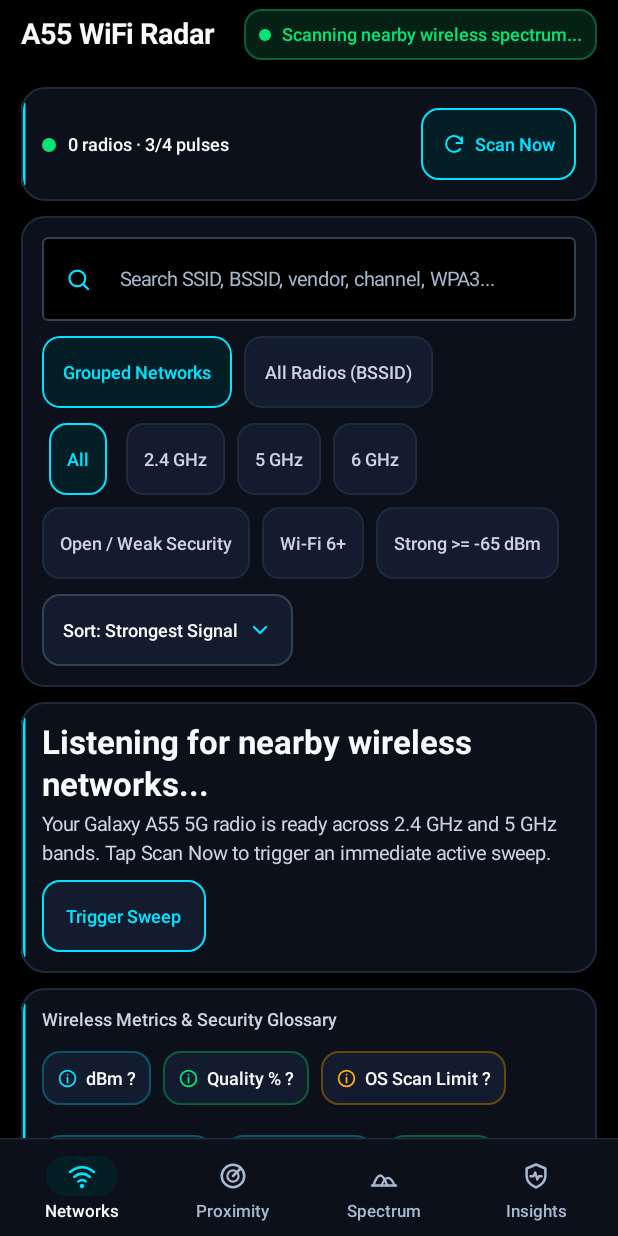
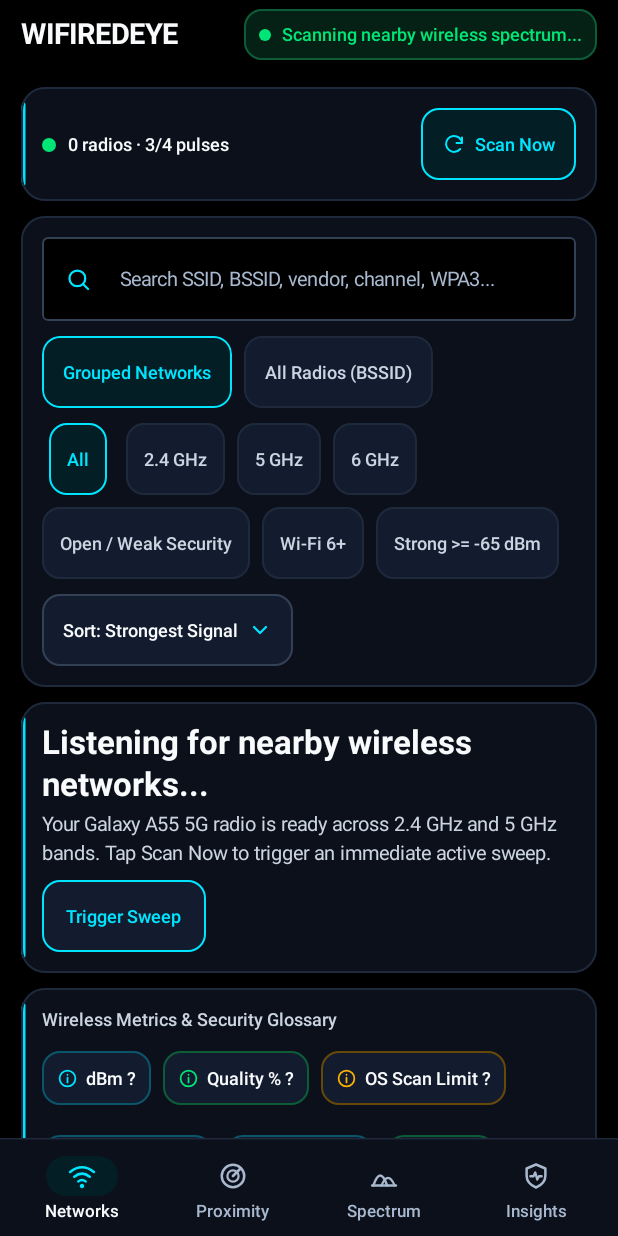
Before and after one commit to aleff-ferreira/wifiredeye, an Android app built with Jetpack Compose: the screen it shows after launch (MainActivity), on a phone screen of 412 x 824 dp. Run offline under Robolectric (Android 15) with nearby library versions, the phone set to English and light mode, and no system bars.

Commit message:
Rename app and repo to WIFIREDEYE

```diff
--- a/app/src/main/res/values/strings.xml
+++ b/app/src/main/res/values/strings.xml
@@ -1,4 +1,4 @@
 <?xml version="1.0" encoding="utf-8"?>
 <resources>
-    <string name="app_name">A55 WiFi Radar</string>
+    <string name="app_name">WIFIREDEYE</string>
 </resources>
--- a/cli-runner/src/main/kotlin/com/a55/wifiradar/cli/Main.kt
+++ b/cli-runner/src/main/kotlin/com/a55/wifiradar/cli/Main.kt
@@ -567,7 +567,7 @@ private fun hexDigitToInt(c: Char): Int = when (c) {
 private fun printUsage(out: PrintStream) {
     out.println(
         """
-        A55 WiFi Radar Diagnostic CLI
+        WIFIREDEYE Diagnostic CLI
         Usage:
           cli-runner analyze --input <path|-> --format <json|markdown> [options]
 
--- a/core/designsystem/src/main/kotlin/com/a55/wifiradar/core/designsystem/icon/RadarIcons.kt
+++ b/core/designsystem/src/main/kotlin/com/a55/wifiradar/core/designsystem/icon/RadarIcons.kt
@@ -10,7 +10,7 @@ import androidx.compose.ui.graphics.vector.path
 import androidx.compose.ui.unit.dp
 
 /**
- * Lightweight, zero-bloat bespoke vector glyphs for A55 WiFi Radar.
+ * Lightweight, zero-bloat bespoke vector glyphs for WIFIREDEYE.
  * Eliminates the 30MB material-icons-extended AAR while providing crisp domain icons.
  */
 object RadarIcons {
--- a/core/designsystem/src/main/kotlin/com/a55/wifiradar/core/designsystem/layout/RadarScaffold.kt
+++ b/core/designsystem/src/main/kotlin/com/a55/wifiradar/core/designsystem/layout/RadarScaffold.kt
@@ -62,7 +62,7 @@ fun RadarScaffold(
     selectedTab: RadarDestination,
     onSelectTab: (RadarDestination) -> Unit,
     modifier: Modifier = Modifier,
-    title: String = "A55 WiFi Radar",
+    title: String = "WIFIREDEYE",
     topStatusSlot: (@Composable () -> Unit)? = null,
     content: @Composable (PaddingValues) -> Unit,
 ) {
--- a/feature/insights/src/main/kotlin/com/a55/wifiradar/feature/insights/InsightsExportShareHelper.kt
+++ b/feature/insights/src/main/kotlin/com/a55/wifiradar/feature/insights/InsightsExportShareHelper.kt
@@ -27,7 +27,7 @@ object InsightsExportShareHelper {
         val sendIntent = Intent(Intent.ACTION_SEND).apply {
             type = payload.mimeType
             putExtra(Intent.EXTRA_TITLE, payload.fileName)
-            putExtra(Intent.EXTRA_SUBJECT, "A55 WiFi Radar — ${payload.format.displayLabel}")
+            putExtra(Intent.EXTRA_SUBJECT, "WIFIREDEYE — ${payload.format.displayLabel}")
             putExtra(Intent.EXTRA_TEXT, safeText)
         }
         return Intent.createChooser(sendIntent, "Share ${payload.format.displayLabel}").apply {
--- a/feature/networks/src/main/kotlin/com/a55/wifiradar/feature/networks/NetworkDetailBottomSheet.kt
+++ b/feature/networks/src/main/kotlin/com/a55/wifiradar/feature/networks/NetworkDetailBottomSheet.kt
@@ -888,7 +888,7 @@ internal fun buildPlainEnglishNetworkSummary(
     val title = NetworksProjector.radioDisplayTitle(radio)
     val normBssid = MacAddressUtils.normalizeBssid(radio.bssid)
     return buildString {
-        appendLine("A55 WiFi Radar — Network Diagnostic Summary")
+        appendLine("WIFIREDEYE — Network Diagnostic Summary")
         appendLine("Network: $title")
         if (!radio.customNickname.isNullOrBlank()) {
             val rawSsid = if (radio.ssid.isEffectivelyHidden()) {
--- a/settings.gradle.kts
+++ b/settings.gradle.kts
@@ -20,7 +20,7 @@ dependencyResolutionManagement {
     }
 }
 
-rootProject.name = "a55-wifi-radar"
+rootProject.name = "wifiredeye"
 
 include(":core:model")
 include(":core:designsystem")
```
Also changed, not shown: 10 other files.
